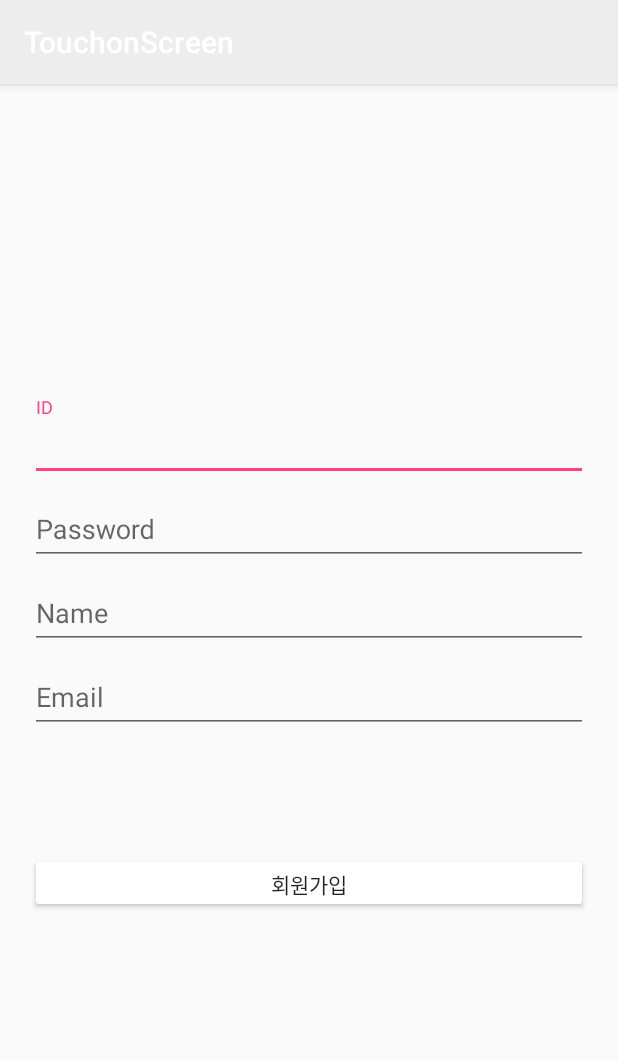
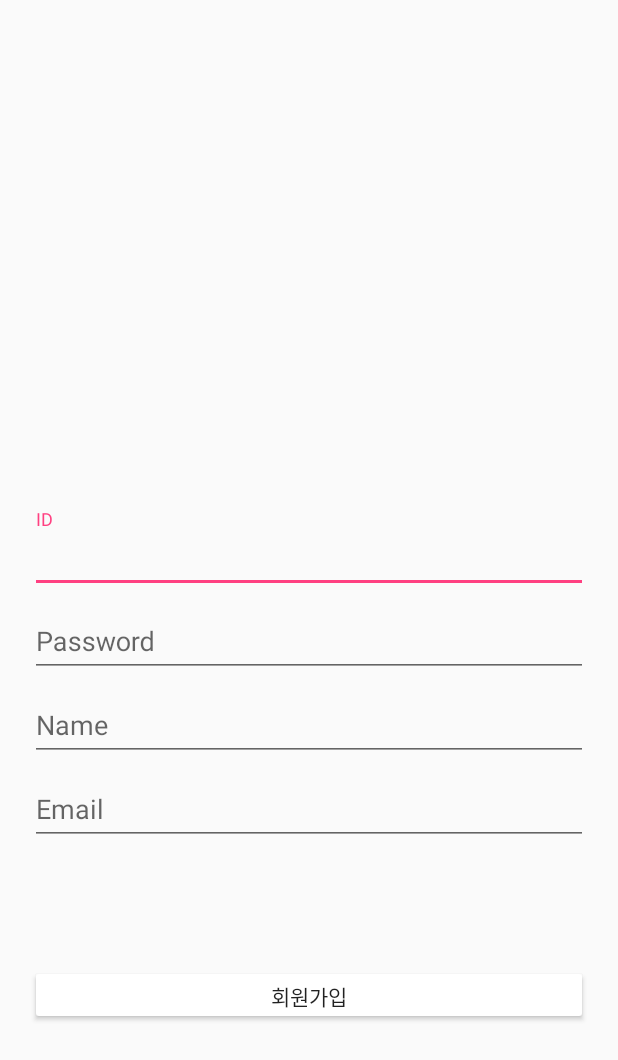
Before and after one commit to kookmin-sw/capstone-2020-9, an Android app: the RegisterActivity screen opened directly, with no data from a screen before it, on a phone screen of 412 x 824 dp. Shown: the top 1060 px of the screen. Run offline under Robolectric (Android 15) with nearby library versions, the phone set to English and light mode, and no system bars.

Commit message:
make login, register activity

```diff
--- a/src/mobile_app/app/src/main/AndroidManifest.xml
+++ b/src/mobile_app/app/src/main/AndroidManifest.xml
@@ -18,9 +18,7 @@
         android:supportsRtl="true"
         android:theme="@style/AppTheme">
         <activity android:name=".RegisterActivity"></activity>
-        <activity
-            android:name=".LoginActivity"
-            android:label="@string/title_activity_login" />
+        <activity android:name=".LoginActivity"/>
         <activity android:name=".KyuhanActivity" />
         <activity android:name=".MainActivity" />
         <activity
--- a/src/mobile_app/app/src/main/java/com/example/touchonscreen/LoadingActivity.java
+++ b/src/mobile_app/app/src/main/java/com/example/touchonscreen/LoadingActivity.java
@@ -13,7 +13,7 @@ public class LoadingActivity extends Activity {
         } catch (InterruptedException e) {
             e.printStackTrace();
         }
-        startActivity(new Intent(this, MainActivity.class));
+        startActivity(new Intent(this, LoginActivity.class));
         finish();
     }
 }
--- a/src/mobile_app/app/src/main/java/com/example/touchonscreen/RegisterActivity.java
+++ b/src/mobile_app/app/src/main/java/com/example/touchonscreen/RegisterActivity.java
@@ -2,13 +2,35 @@ package com.example.touchonscreen;
 
 import androidx.appcompat.app.AppCompatActivity;
 
+import android.content.Intent;
 import android.os.Bundle;
+import android.view.View;
+import android.widget.Button;
+import android.widget.EditText;
 
 public class RegisterActivity extends AppCompatActivity {
 
+    private EditText rg_id, rg_pw, rg_name, rg_email;
+    private Button rg_register_btn;
+
     @Override
     protected void onCreate(Bundle savedInstanceState) {
+
         super.onCreate(savedInstanceState);
         setContentView(R.layout.activity_register);
+
+        rg_id = findViewById(R.id.id_edittext_r);
+        rg_pw = findViewById(R.id.password_edittext_r);
+        rg_name = findViewById(R.id.name_edittext_r);
+        rg_email = findViewById(R.id.email_edittext_r);
+
+        rg_register_btn = findViewById(R.id.register_button_r);
+        rg_register_btn.setOnClickListener(new View.OnClickListener() {
+            @Override
+            public void onClick(View v) {
+                Intent intent = new Intent(RegisterActivity.this, LoginActivity.class);
+                startActivity(intent);
+            }
+        });
     }
 }
--- a/src/mobile_app/app/src/main/res/layout/activity_register.xml
+++ b/src/mobile_app/app/src/main/res/layout/activity_register.xml
@@ -1,17 +1,17 @@
 <?xml version="1.0" encoding="utf-8"?>
 <RelativeLayout xmlns:android="http://schemas.android.com/apk/res/android"
-    xmlns:app="http://schemas.android.com/apk/res-auto"
-    xmlns:tools="http://schemas.android.com/tools"
+
     android:layout_width="match_parent"
-    android:layout_height="match_parent"
-    tools:context=".RegisterActivity">
+    android:layout_height="match_parent">
 
     <LinearLayout
         android:id="@+id/register_layout"
         android:layout_width="match_parent"
         android:layout_height="wrap_content"
         android:layout_alignParentBottom="true"
-        android:layout_marginBottom="180dp"
+
+
+        android:layout_marginBottom="105dp"
         android:orientation="vertical">
 
         <com.google.android.material.textfield.TextInputLayout
@@ -69,7 +69,6 @@
         </com.google.android.material.textfield.TextInputLayout>
 
 
-
         <Button
             android:id="@+id/register_button_r"
             android:layout_width="match_parent"
@@ -84,5 +83,4 @@
     </LinearLayout>
 
 
-
 </RelativeLayout>
--- a/src/mobile_app/app/src/main/res/values/styles.xml
+++ b/src/mobile_app/app/src/main/res/values/styles.xml
@@ -6,6 +6,7 @@
         <item name="colorPrimary">@color/colorPrimary</item>
         <item name="colorPrimaryDark">@color/colorPrimaryDark</item>
         <item name="colorAccent">@color/colorAccent</item>
+        <item name="windowNoTitle">true</item>
     </style>
     <style name="ButtonStyle" parent="Widget.AppCompat.Button.Colored">
         <item name="colorButtonNormal">@color/colorWhite</item>
```
Also changed, not shown: src/mobile_app/app/src/main/java/com/example/touchonscreen/LoginActivity.java (+26 -11 lines), src/mobile_app/app/src/main/java/com/example/touchonscreen/MainActivity.java (+8 -5 lines), src/mobile_app/app/src/main/res/layout/activity_login.xml (+3 -5 lines).
